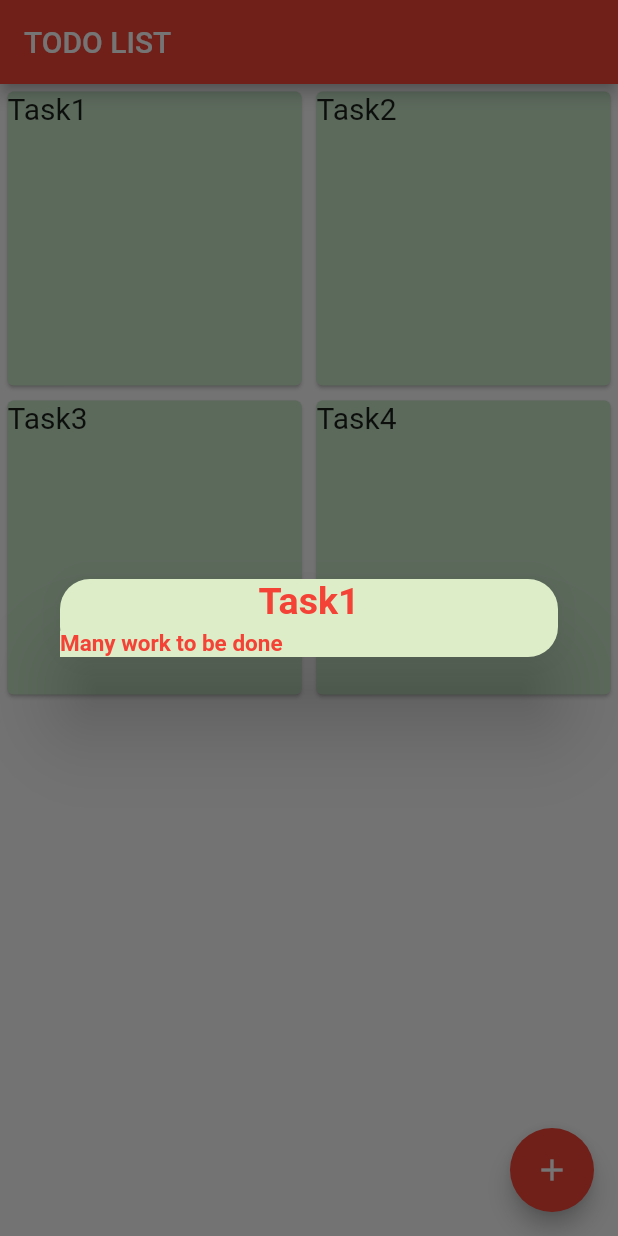
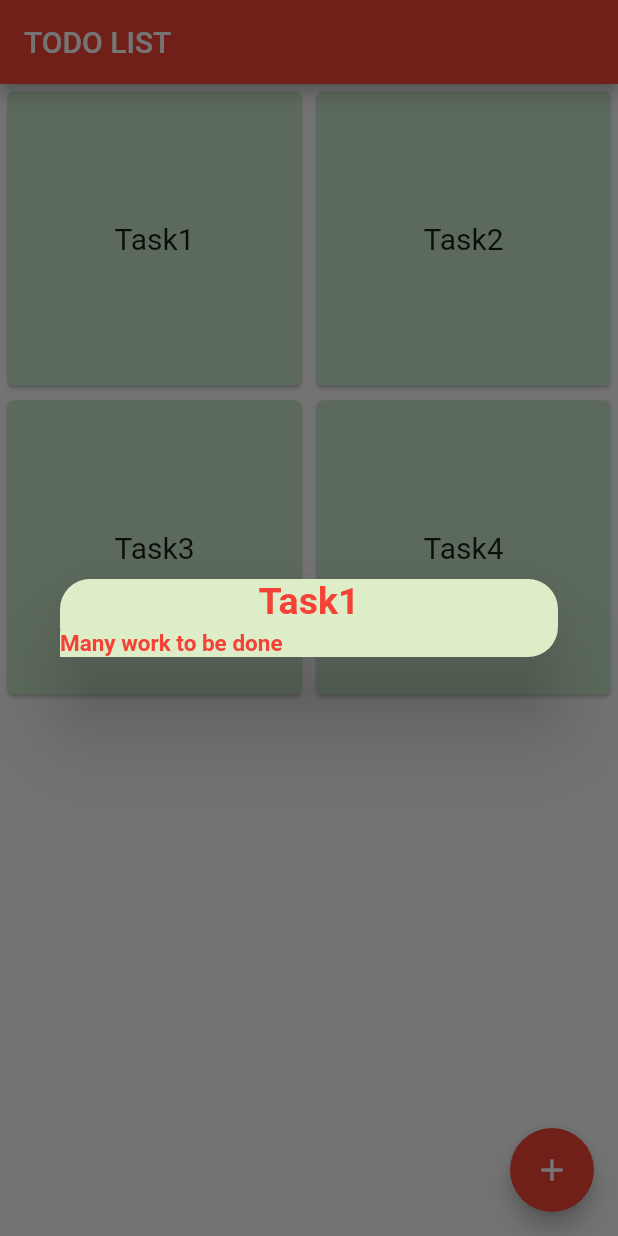
Before and after one commit to anshumyname/Notemaker, a Flutter app: the screen it shows after launch, after a tap on "Task1", on a phone screen of 412 x 824 dp. Run offline on Flutter 3.47's test engine with Material 2 defaults, Android fonts, the phone set to English and light mode, and no system bars.

Commit message:
now_task_can_be_deleted

```diff
--- a/lib/screens/task.dart
+++ b/lib/screens/task.dart
@@ -1,18 +1,15 @@
 import 'package:flutter/material.dart';
+import 'package:tasklist/database/listoftasks.dart';
 import 'package:tasklist/screens/taskcard.dart';
 import 'package:tasklist/taskdetails/taskdetails.dart';
+
 class Task extends StatefulWidget {
   @override
   _TaskState createState() => _TaskState();
 }
 
 class _TaskState extends State<Task> {
-  List<Taske> tasks=[
-    Taske("Task1","Many work to be done "),
-    Taske("Task2","Yes your work has to be done \n Lets do some more work \n What you can do ?"),
-    Taske("Task3","Oh Yes I did it "),
-    Taske("Task4","Yet another work to be done"),
-  ];
+
   @override
   Widget build(BuildContext context) {
     final heading = TextEditingController();
@@ -23,9 +20,23 @@ class _TaskState extends State<Task> {
           title: Text('TODO LIST'),
         backgroundColor: Colors.red,
       ),
-      body: GridView.count(
-        crossAxisCount: 2,
-        children: tasks.map((t) => TaskCard(head: t.head,details: t.details)).toList(),
+      body: GridView.builder(
+        gridDelegate: SliverGridDelegateWithFixedCrossAxisCount(
+            crossAxisCount: 2),
+        itemCount: tasks.tasks.length,
+        itemBuilder :((context, int index){
+
+            Taske t= tasks.tasks.elementAt(index);
+
+            TaskCard tx= TaskCard(
+               oncall: ()=> setState((){}),
+                head: t.head,
+                details: t.details,
+                id: index,
+                context: context
+            );
+            return tx;
+          })
       ),
        floatingActionButton: FloatingActionButton(
          tooltip: 'Add a New Task',
@@ -69,7 +80,7 @@ class _TaskState extends State<Task> {
                                  MaterialButton(
                                    onPressed: () {
                                      Taske t= Taske(heading.text,textall.text);
-                                       tasks.add(t);
+                                       tasks.tasks.add(t);
                                      Navigator.pop(context);
                                      setState(() {});
 
--- a/lib/screens/taskcard.dart
+++ b/lib/screens/taskcard.dart
@@ -1,12 +1,28 @@
 import 'package:flutter/material.dart';
+import 'package:flutter/widgets.dart';
+import 'package:tasklist/database/listoftasks.dart';
 
-class TaskCard extends StatelessWidget {
-  String head;
-  String details;
-  TaskCard({this.head,this.details});
+// ignore: must_be_immutable
+class TaskCard extends StatefulWidget {
+  final int id;
+  final String head;
+  final String details;
+  BuildContext context;
+  final VoidCallback oncall;
+  TaskCard({this.head,this.details,this.id,this.context,this.oncall});
+
+  @override
+  _TaskCardState createState() => _TaskCardState();
+}
+
+class _TaskCardState extends State<TaskCard> {
+
   @override
   Widget build(BuildContext context) {
-    return InkWell(
+    return Dismissible(
+      key: UniqueKey() ,
+      direction: (widget.id%2==1)?DismissDirection.startToEnd:DismissDirection.endToStart,
+      child: InkWell(
         splashColor: Colors.blue,
         onTap: (){
           showDialog(
@@ -24,7 +40,7 @@ class TaskCard extends StatelessWidget {
                           mainAxisAlignment: MainAxisAlignment.center,
                           children: <Widget>[
                           Text(
-                          this.head,
+                            this.widget.head,
                             style: TextStyle(fontSize: 25,fontWeight: FontWeight.bold,color: Colors.red),
                           ),
 
@@ -33,7 +49,7 @@ class TaskCard extends StatelessWidget {
 
                         SizedBox(height: 5,width: 5),
                         Text(
-                        this.details,
+                          this.widget.details,
                           style: TextStyle(fontSize: 15,fontWeight: FontWeight.bold,color: Colors.red,backgroundColor: Colors.lightGreen[100]),
                         ),
                     ],
@@ -45,9 +61,16 @@ class TaskCard extends StatelessWidget {
         child: Card(
           color: Colors.green[100],
           margin: EdgeInsets.fromLTRB(5, 5, 5, 5),
-        child: Text(head,style: TextStyle(fontSize: 20),),
+          child: Center(child: Text(widget.head,style: TextStyle(fontSize: 20),)),
 
         ),
+      ),
+      onDismissed: (direction) async {
+        tasks.delete(widget.id);
+        widget.oncall();
+        Scaffold.of(context)
+            .showSnackBar(SnackBar(content: Text("item dismissed")));
+      },
     );
   }
 }
```
Also changed, not shown: lib/database/listoftasks.dart (added, +19 -0 lines), lib/test.dart (added, +8 -0 lines). Lines whose indentation alone changed are shown as unchanged.
